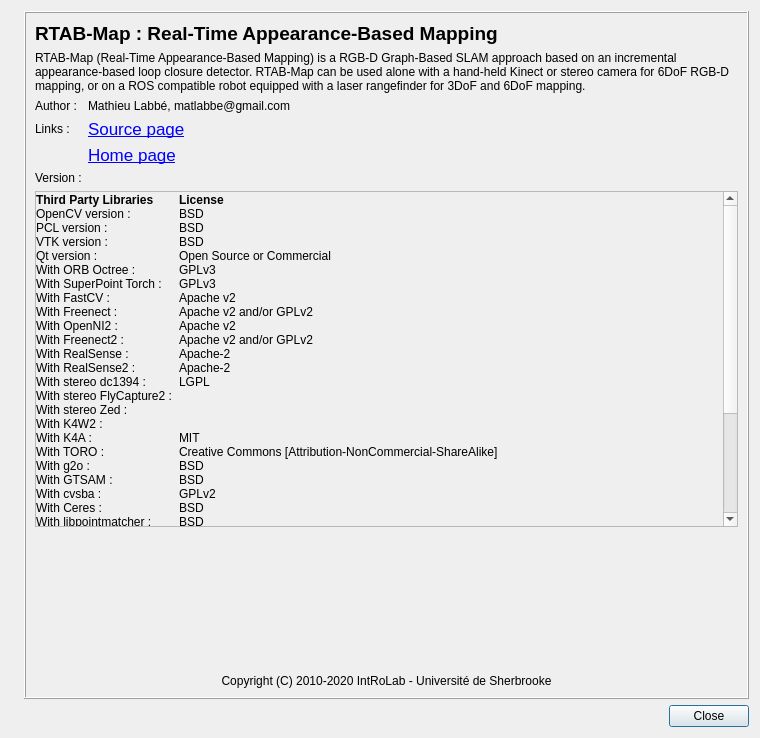
Before: the Qt Designer form guilib/src/ui/aboutDialog.ui in introlab/rtabmap, drawn with Qt 5.
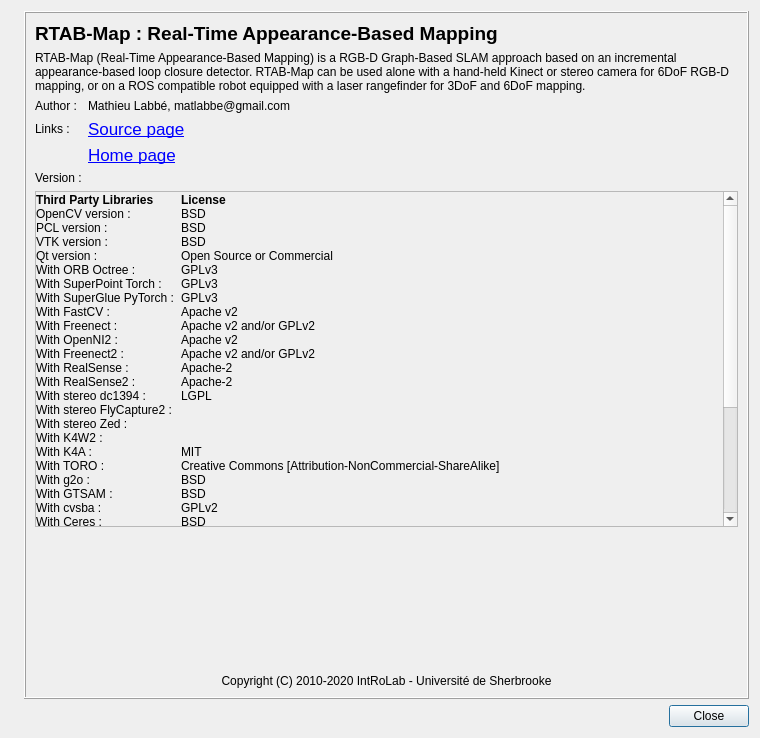
After: the same form once the commit is applied. Icons and pictures are not drawn.

Commit message: Added SuperGlue support (Vis/CorNNType=6). Added rtabmap-matcher tool. DBViewer: show matches/inliers when refine also fails. SIFT: make sift always available on OpenCV 4.3.0 (#538). Parameters: changed SPTorch prefix to SuperPoint, replaced Vis/CorCrossCheck by Vis/CorNNType=5.

What changed in the file:
```diff
--- a/guilib/src/ui/aboutDialog.ui
+++ b/guilib/src/ui/aboutDialog.ui
@@ -164,7 +164,7 @@
              <x>0</x>
              <y>0</y>
              <width>596</width>
-             <height>820</height>
+             <height>843</height>
             </rect>
            </property>
            <layout class="QVBoxLayout" name="verticalLayout_2">
@@ -185,7 +185,7 @@
             </property>
             <item>
              <layout class="QGridLayout" name="gridLayout_2" columnstretch="0,0,1">
-              <item row="15" column="0">
+              <item row="16" column="0">
                <widget class="QLabel" name="label_21">
                 <property name="text">
                  <string>With stereo Zed :</string>
@@ -195,7 +195,7 @@
                 </property>
                </widget>
               </item>
-              <item row="28" column="0">
+              <item row="29" column="0">
                <widget class="QLabel" name="label_25">
                 <property name="text">
                  <string>With FOVIS :</string>
@@ -205,7 +205,7 @@
                 </property>
                </widget>
               </item>
-              <item row="28" column="2">
+              <item row="29" column="2">
                <widget class="QLabel" name="label_fovis_license">
                 <property name="text">
                  <string>GPLv2</string>
@@ -238,7 +238,7 @@
                 </property>
                </widget>
               </item>
-              <item row="12" column="1">
+              <item row="13" column="1">
                <widget class="QLabel" name="label_realsense2">
                 <property name="text">
                  <string/>
@@ -251,7 +251,7 @@
                 </property>
                </widget>
               </item>
-              <item row="32" column="0">
+              <item row="33" column="0">
                <widget class="QLabel" name="label_35">
                 <property name="text">
                  <string>With OKVIS :</string>
@@ -261,7 +261,7 @@
                 </property>
                </widget>
               </item>
-              <item row="30" column="1">
+              <item row="31" column="1">
                <widget class="QLabel" name="label_dvo">
                 <property name="text">
                  <string/>
@@ -274,7 +274,7 @@
                 </property>
                </widget>
               </item>
-              <item row="9" column="1">
+              <item row="10" column="1">
                <widget class="QLabel" name="label_openni2">
                 <property name="text">
                  <string/>
@@ -297,7 +297,7 @@
                 </property>
                </widget>
               </item>
-              <item row="12" column="2">
+              <item row="13" column="2">
                <widget class="QLabel" name="label_realsense2_license">
                 <property name="text">
                  <string>Apache-2</string>
@@ -307,7 +307,7 @@
                 </property>
                </widget>
               </item>
-              <item row="32" column="1">
+              <item row="33" column="1">
                <widget class="QLabel" name="label_okvis">
                 <property name="text">
                  <string/>
@@ -320,7 +320,7 @@
                 </property>
                </widget>
               </item>
-              <item row="34" column="0">
+              <item row="35" column="0">
                <widget class="QLabel" name="label_34">
                 <property name="text">
                  <string>With MSCKF :</string>
@@ -330,7 +330,7 @@
                 </property>
                </widget>
               </item>
-              <item row="24" column="1">
+              <item row="25" column="1">
                <widget class="QLabel" name="label_octomap">
                 <property name="text">
                  <string/>
@@ -343,7 +343,7 @@
                 </property>
                </widget>
               </item>
-              <item row="34" column="1">
+              <item row="35" column="1">
                <widget class="QLabel" name="label_msckf">
                 <property name="text">
                  <string/>
@@ -356,7 +356,7 @@
                 </property>
                </widget>
               </item>
-              <item row="9" column="2">
+              <item row="10" column="2">
                <widget class="QLabel" name="label_openni2_license">
                 <property name="text">
                  <string>Apache v2</string>
@@ -376,7 +376,7 @@
                 </property>
                </widget>
               </item>
-              <item row="16" column="0">
+              <item row="17" column="0">
                <widget class="QLabel" name="label_38">
                 <property name="text">
                  <string>With K4W2 :</string>
@@ -386,7 +386,7 @@
                 </property>
                </widget>
               </item>
-              <item row="15" column="1">
+              <item row="16" column="1">
                <widget class="QLabel" name="label_zed">
                 <property name="text">
                  <string/>
@@ -399,7 +399,7 @@
                 </property>
                </widget>
               </item>
-              <item row="25" column="0">
+              <item row="26" column="0">
                <widget class="QLabel" name="label_24">
                 <property name="text">
                  <string>With CPU-TSDF :</string>
@@ -409,7 +409,7 @@
                 </property>
                </widget>
               </item>
-              <item row="13" column="0">
+              <item row="14" column="0">
                <widget class="QLabel" name="label_16">
                 <property name="text">
                  <string>With stereo dc1394 :</string>
@@ -419,7 +419,7 @@
                 </property>
                </widget>
               </item>
-              <item row="29" column="0">
+              <item row="30" column="0">
                <widget class="QLabel" name="label_26">
                 <property name="text">
                  <string>With Viso2 :</string>
@@ -429,7 +429,7 @@
                 </property>
                </widget>
               </item>
-              <item row="31" column="0">
+              <item row="32" column="0">
                <widget class="QLabel" name="label_28">
                 <property name="text">
                  <string>With ORB SLAM 2 :</string>
@@ -449,7 +449,7 @@
                 </property>
                </widget>
               </item>
-              <item row="31" column="1">
+              <item row="32" column="1">
                <widget class="QLabel" name="label_orbslam2">
                 <property name="text">
                  <string/>
@@ -462,7 +462,7 @@
                 </property>
                </widget>
               </item>
-              <item row="13" column="2">
+              <item row="14" column="2">
                <widget class="QLabel" name="label_dc1394_license">
                 <property name="text">
                  <string>LGPL</string>
@@ -472,7 +472,7 @@
                 </property>
                </widget>
               </item>
-              <item row="29" column="2">
+              <item row="30" column="2">
                <widget class="QLabel" name="label_viso2_license">
                 <property name="text">
                  <string>GPLv3</string>
@@ -482,7 +482,7 @@
                 </property>
                </widget>
               </item>
-              <item row="14" column="0">
+              <item row="15" column="0">
                <widget class="QLabel" name="label_17">
                 <property name="text">
                  <string>With stereo FlyCapture2 :</string>
@@ -492,7 +492,7 @@
                 </property>
                </widget>
               </item>
-              <item row="24" column="0">
+              <item row="25" column="0">
                <widget class="QLabel" name="label_20">
                 <property name="text">
                  <string>With Octomap :</string>
@@ -502,7 +502,7 @@
                 </property>
                </widget>
               </item>
-              <item row="18" column="0">
+              <item row="19" column="0">
                <widget class="QLabel" name="label_77">
                 <property name="text">
                  <string>With TORO :</string>
@@ -512,7 +512,7 @@
                 </property>
                </widget>
               </item>
-              <item row="28" column="1">
+              <item row="29" column="1">
                <widget class="QLabel" name="label_fovis">
                 <property name="text">
                  <string/>
@@ -525,7 +525,7 @@
                 </property>
                </widget>
               </item>
-              <item row="24" column="2">
+              <item row="25" column="2">
                <widget class="QLabel" name="label_octomap_license">
                 <property name="text">
                  <string>BSD</string>
@@ -535,7 +535,7 @@
                 </property>
                </widget>
               </item>
-              <item row="10" column="0">
+              <item row="11" column="0">
                <widget class="QLabel" name="label_15">
                 <property name="text">
                  <string>With Freenect2 :</string>
@@ -545,7 +545,7 @@
                 </property>
                </widget>
               </item>
-              <item row="14" column="1">
+              <item row="15" column="1">
                <widget class="QLabel" name="label_flycapture2">
                 <property name="text">
                  <string/>
@@ -568,7 +568,7 @@
                 </property>
                </widget>
               </item>
-              <item row="10" column="2">
+              <item row="11" column="2">
                <widget class="QLabel" name="label_freenect2_license">
                 <property name="text">
                  <string>Apache v2 and/or GPLv2</string>
@@ -578,7 +578,7 @@
                 </property>
                </widget>
               </item>
-              <item row="25" column="1">
+              <item row="26" column="1">
                <widget class="QLabel" name="label_cputsdf">
                 <property name="text">
                  <string/>
@@ -591,7 +591,7 @@
                 </property>
                </widget>
               </item>
-              <item row="11" column="0">
+              <item row="12" column="0">
                <widget class="QLabel" name="label_22">
                 <property name="text">
                  <string>With RealSense :</string>
@@ -601,7 +601,7 @@
                 </property>
                </widget>
               </item>
-              <item row="21" column="0">
+              <item row="22" column="0">
                <widget class="QLabel" name="label_18">
                 <property name="text">
                  <string>With cvsba :</string>
@@ -611,7 +611,7 @@
                 </property>
                </widget>
               </item>
-              <item row="19" column="0">
+              <item row="20" column="0">
                <widget class="QLabel" name="label_14">
                 <property name="text">
                  <string>With g2o :</string>
@@ -621,7 +621,7 @@
                 </property>
                </widget>
               </item>
-              <item row="21" column="1">
+              <item row="22" column="1">
                <widget class="QLabel" name="label_cvsba">
                 <property name="text">
                  <string/>
@@ -634,7 +634,7 @@
                 </property>
                </widget>
               </item>
-              <item row="8" column="2">
+              <item row="9" column="2">
                <widget class="QLabel" name="label_freenect_license">
                 <property name="text">
                  <string>Apache v2 and/or GPLv2</string>
@@ -644,7 +644,7 @@
                 </property>
                </widget>
               </item>
-              <item row="20" column="1">
+              <item row="21" column="1">
                <widget class="QLabel" name="label_gtsam">
                 <property name="text">
                  <string/>
@@ -670,7 +670,7 @@
                 </property>
                </widget>
               </item>
-              <item row="20" column="0">
+              <item row="21" column="0">
                <widget class="QLabel" name="label_19">
                 <property name="text">
                  <string>With GTSAM :</string>
@@ -680,7 +680,7 @@
                 </property>
                </widget>
               </item>
-              <item row="13" column="1">
+              <item row="14" column="1">
                <widget class="QLabel" name="label_dc1394">
                 <property name="text">
                  <string/>
@@ -703,7 +703,7 @@
                 </property>
                </widget>
               </item>
-              <item row="8" column="0">
+              <item row="9" column="0">
                <widget class="QLabel" name="label_12">
                 <property name="text">
                  <string>With Freenect :</string>
@@ -713,7 +713,7 @@
                 </property>
                </widget>
               </item>
-              <item row="8" column="1">
+              <item row="9" column="1">
                <widget class="QLabel" name="label_freenect">
                 <property name="text">
                  <string/>
@@ -736,7 +736,7 @@
                 </property>
                </widget>
               </item>
-              <item row="23" column="0">
+              <item row="24" column="0">
                <widget class="QLabel" name="label_29">
                 <property name="text">
                  <string>With libpointmatcher :</string>
@@ -746,7 +746,7 @@
                 </property>
                </widget>
               </item>
-              <item row="19" column="1">
+              <item row="20" column="1">
                <widget class="QLabel" name="label_g2o">
                 <property name="text">
                  <string/>
@@ -772,7 +772,7 @@
                 </property>
                </widget>
               </item>
-              <item row="10" column="1">
+              <item row="11" column="1">
                <widget class="QLabel" name="label_freenect2">
                 <property name="text">
                  <string/>
@@ -785,7 +785,7 @@
                 </property>
                </widget>
               </item>
-              <item row="12" column="0">
+              <item row="13" column="0">
                <widget class="QLabel" name="label_33">
                 <property name="text">
                  <string>With RealSense2 :</string>
@@ -795,7 +795,7 @@
                 </property>
                </widget>
               </item>
-              <item row="34" column="2">
+              <item row="35" column="2">
                <widget class="QLabel" name="label_msckf_license">
                 <property name="text">
                  <string>Penn Software License</string>
@@ -805,7 +805,7 @@
                 </property>
                </widget>
               </item>
-              <item row="11" column="1">
+              <item row="12" column="1">
                <widget class="QLabel" name="label_realsense">
                 <property name="text">
                  <string/>
@@ -818,7 +818,7 @@
                 </property>
                </widget>
               </item>
-              <item row="30" column="2">
+              <item row="31" column="2">
                <widget class="QLabel" name="label_dvo_license">
                 <property name="text">
                  <string>GPLv3</string>
@@ -828,7 +828,7 @@
                 </property>
                </widget>
               </item>
-              <item row="33" column="0">
+              <item row="34" column="0">
                <widget class="QLabel" name="label_36">
                 <property name="text">
                  <string>With loam_velodyne :</string>
@@ -861,7 +861,7 @@
                 </property>
                </widget>
               </item>
-              <item row="26" column="1">
+              <item row="27" column="1">
                <widget class="QLabel" name="label_openchisel">
                 <property name="text">
                  <string/>
@@ -874,7 +874,7 @@
                 </property>
                </widget>
               </item>
-              <item row="20" column="2">
+              <item row="21" column="2">
                <widget class="QLabel" name="label_gtsam_license">
                 <property name="text">
                  <string>BSD</string>
@@ -884,7 +884,7 @@
                 </property>
                </widget>
               </item>
-              <item row="23" column="1">
+              <item row="24" column="1">
                <widget class="QLabel" name="label_libpointmatcher">
                 <property name="text">
                  <string/>
@@ -897,7 +897,7 @@
                 </property>
                </widget>
               </item>
-              <item row="33" column="1">
+              <item row="34" column="1">
                <widget class="QLabel" name="label_loam">
                 <property name="text">
                  <string/>
@@ -910,7 +910,7 @@
                 </property>
                </widget>
               </item>
-              <item row="9" column="0">
+              <item row="10" column="0">
                <widget class="QLabel" name="label_13">
                 <property name="text">
                  <string>With OpenNI2 :</string>
@@ -920,7 +920,7 @@
                 </property>
                </widget>
               </item>
-              <item row="30" column="0">
+              <item row="31" column="0">
                <widget class="QLabel" name="label_27">
                 <property name="text">
                  <string>With DVO :</string>
@@ -930,7 +930,7 @@
                 </property>
                </widget>
               </item>
-              <item row="29" column="1">
+              <item row="30" column="1">
                <widget class="QLabel" name="label_viso2">
                 <property name="text">
                  <string/>
@@ -943,7 +943,7 @@
                 </property>
                </widget>
               </item>
-              <item row="31" column="2">
+              <item row="32" column="2">
                <widget class="QLabel" name="label_orbslam2_license">
                 <property name="text">
                  <string>GPLv3</string>
@@ -953,7 +953,7 @@
                 </property>
                </widget>
               </item>
-              <item row="26" column="0">
+              <item row="27" column="0">
                <widget class="QLabel" name="label_30">
                 <property name="text">
                  <string>With OpenChisel :</string>
@@ -976,7 +976,7 @@
                 </property>
                </widget>
               </item>
-              <item row="18" column="1">
+              <item row="19" column="1">
                <widget class="QLabel" name="label_toro">
                 <property name="text">
                  <string/>
@@ -989,7 +989,7 @@
                 </property>
                </widget>
               </item>
-              <item row="19" column="2">
+              <item row="20" column="2">
                <widget class="QLabel" name="label_g2o_license">
                 <property name="text">
                  <string>BSD</string>
@@ -999,17 +999,17 @@
                 </property>
                </widget>
               </item>
-              <item row="32" column="2">
-               <widget class="QLabel" name="label_okvis_license">
-                <property name="text">
-                 <string>BSD</string>
-                </property>
-                <property name="wordWrap">
-                 <bool>true</bool>
-                </property>
-               </widget>
-              </item>
               <item row="33" column="2">
+               <widget class="QLabel" name="label_okvis_license">
+                <property name="text">
+                 <string>BSD</string>
+                </property>
+                <property name="wordWrap">
+                 <bool>true</bool>
+                </property>
+               </widget>
+              </item>
+              <item row="34" column="2">
                <widget class="QLabel" name="label_loam_license">
                 <property name="text">
                  <string>BSD</string>
@@ -1039,7 +1039,7 @@
                 </property>
                </widget>
               </item>
-              <item row="23" column="2">
+              <item row="24" column="2">
                <widget class="QLabel" name="label_libpointmatcher_license">
                 <property name="text">
                  <string>BSD</string>
@@ -1049,7 +1049,7 @@
                 </property>
                </widget>
               </item>
-              <item row="25" column="2">
+              <item row="26" column="2">
                <widget class="QLabel" name="label_cputsdf_license">
                 <property name="text">
                  <string>BSD</string>
@@ -1069,7 +1069,7 @@
                 </property>
                </widget>
               </item>
-              <item row="21" column="2">
+              <item row="22" column="2">
                <widget class="QLabel" name="label_cvsba_license">
                 <property name="text">
                  <string>GPLv2</string>
@@ -1079,7 +1079,7 @@
                 </property>
                </widget>
               </item>
-              <item row="18" column="2">
+              <item row="19" column="2">
                <widget class="QLabel" name="label_toro_license">
                 <property name="text">
                  <string>Creative Commons [Attribution-NonCommercial-ShareAlike]</string>
@@ -1089,7 +1089,7 @@
                 </property>
                </widget>
               </item>
-              <item row="11" column="2">
+              <item row="12" column="2">
                <widget class="QLabel" name="label_realsense_license">
                 <property name="text">
                  <string>Apache-2</string>
@@ -1112,7 +1112,7 @@
                 </property>
                </widget>
               </item>
-              <item row="17" column="0">
+              <item row="18" column="0">
                <widget class="QLabel" name="label_68">
                 <property name="text">
                  <string>With K4A :</string>
@@ -1122,20 +1122,20 @@
                 </property>
                </widget>
               </item>
-              <item row="16" column="1">
-               <widget class="QLabel" name="label_k4w2">
-                <property name="text">
-                 <string/>
-                </property>
-                <property name="alignment">
-                 <set>Qt::AlignLeading|Qt::AlignLeft|Qt::AlignVCenter</set>
-                </property>
-                <property name="wordWrap">
-                 <bool>true</bool>
-                </property>
-               </widget>
-              </item>
               <item row="17" column="1">
+               <widget class="QLabel" name="label_k4w2">
+                <property name="text">
+                 <string/>
+                </property>
+                <property name="alignment">
+                 <set>Qt::AlignLeading|Qt::AlignLeft|Qt::AlignVCenter</set>
+                </property>
+                <property name="wordWrap">
+                 <bool>true</bool>
+                </property>
+               </widget>
+              </item>
+              <item row="18" column="1">
                <widget class="QLabel" name="label_k4a">
                 <property name="text">
                  <string/>
@@ -1148,7 +1148,7 @@
                 </property>
                </widget>
               </item>
-              <item row="17" column="2">
+              <item row="18" column="2">
                <widget class="QLabel" name="label_g2o_license_3">
                 <property name="text">
                  <string>MIT</string>
@@ -1158,7 +1158,7 @@
                 </property>
                </widget>
               </item>
-              <item row="7" column="0">
+              <item row="8" column="0">
                <widget class="QLabel" name="label_39">
                 <property name="text">
                  <string>With FastCV :</string>
@@ -1168,7 +1168,7 @@
                 </property>
                </widget>
               </item>
-              <item row="7" column="1">
+              <item row="8" column="1">
                <widget class="QLabel" name="label_fastcv">
                 <property name="text">
                  <string/>
@@ -1181,7 +1181,7 @@
                 </property>
                </widget>
               </item>
-              <item row="7" column="2">
+              <item row="8" column="2">
                <widget class="QLabel" name="label_fastcv_license">
                 <property name="text">
                  <string>Apache v2</string>
@@ -1191,7 +1191,7 @@
                 </property>
                </widget>
               </item>
-              <item row="22" column="0">
+              <item row="23" column="0">
                <widget class="QLabel" name="label_40">
                 <property name="text">
                  <string>With Ceres :</string>
@@ -1201,7 +1201,7 @@
                 </property>
                </widget>
               </item>
-              <item row="22" column="2">
+              <item row="23" column="2">
                <widget class="QLabel" name="label_ceres_license">
                 <property name="text">
                  <string>BSD</string>
@@ -1211,7 +1211,7 @@
                 </property>
                </widget>
               </item>
-              <item row="22" column="1">
+              <item row="23" column="1">
                <widget class="QLabel" name="label_ceres">
                 <property name="text">
                  <string/>
@@ -1224,7 +1224,7 @@
                 </property>
                </widget>
               </item>
-              <item row="27" column="0">
+              <item row="28" column="0">
                <widget class="QLabel" name="label_41">
                 <property name="text">
                  <string>With AliceVision :</string>
@@ -1234,7 +1234,7 @@
                 </property>
                </widget>
               </item>
-              <item row="27" column="1">
+              <item row="28" column="1">
                <widget class="QLabel" name="label_aliceVision">
                 <property name="text">
                  <string/>
@@ -1247,7 +1247,7 @@
                 </property>
                </widget>
               </item>
-              <item row="27" column="2">
+              <item row="28" column="2">
                <widget class="QLabel" name="label_aliceVision_license">
                 <property name="text">
                  <string>MPL2</string>
@@ -1290,6 +1290,39 @@
                 </property>
                </widget>
               </item>
+              <item row="7" column="2">
+               <widget class="QLabel" name="label_sgpytorch_license">
+                <property name="text">
+                 <string>GPLv3</string>
+                </property>
+                <property name="wordWrap">
+                 <bool>true</bool>
+                </property>
+               </widget>
+              </item>
+              <item row="7" column="0">
+               <widget class="QLabel" name="label_43">
+                <property name="text">
+                 <string>With SuperGlue PyTorch :</string>
+                </property>
+                <property name="wordWrap">
+                 <bool>true</bool>
+                </property>
+               </widget>
+              </item>
+              <item row="7" column="1">
+               <widget class="QLabel" name="label_sgpytorch">
+                <property name="text">
+                 <string/>
+                </property>
+                <property name="alignment">
+                 <set>Qt::AlignLeading|Qt::AlignLeft|Qt::AlignVCenter</set>
+                </property>
+                <property name="wordWrap">
+                 <bool>true</bool>
+                </property>
+               </widget>
+              </item>
              </layout>
             </item>
            </layout>
```
The commit also changes 34 other files.
